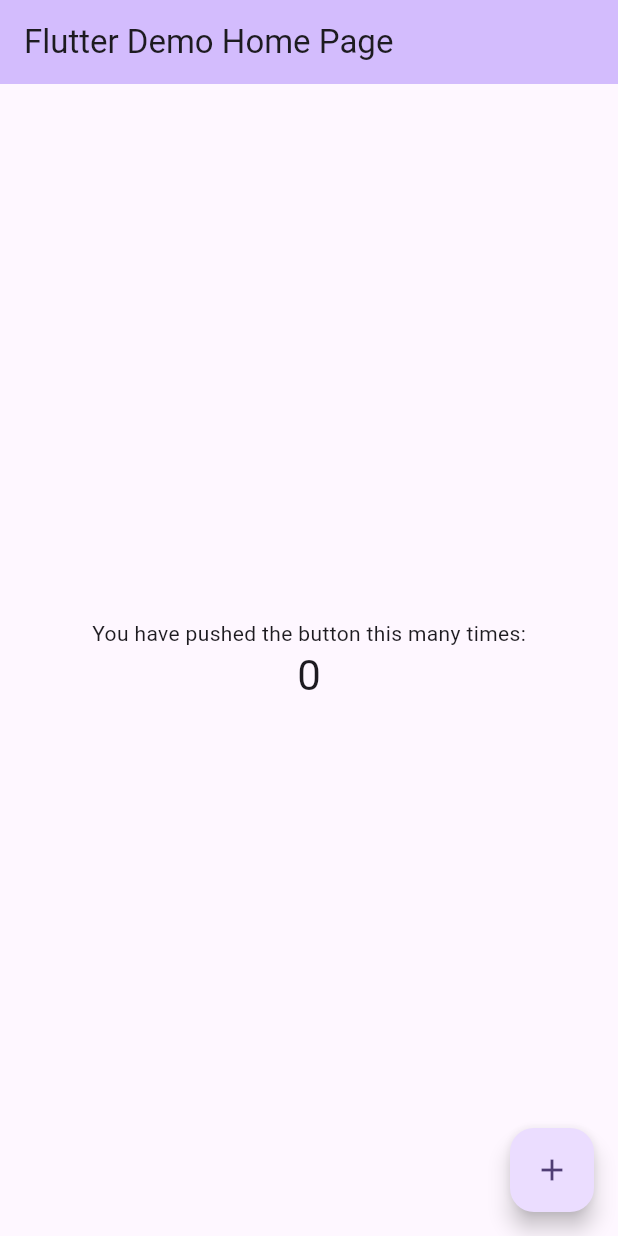
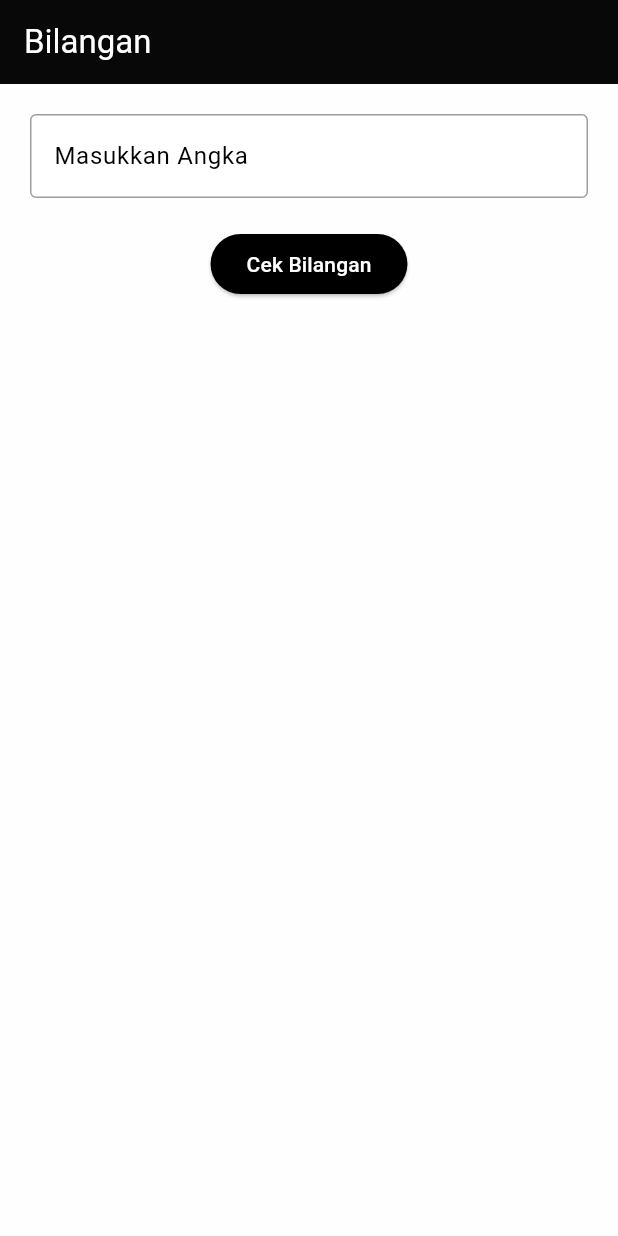
Before and after one commit to ReynardAdimas/TPM_Tugas2, a Flutter app: the screen it shows after launch, on a phone screen of 412 x 824 dp. Run offline on Flutter 3.47's test engine with Material 3 defaults, Android fonts, the phone set to English and light mode, and no system bars.

Commit message:
Selesai membuat UI bilangan dan prima

```diff
--- a/lib/main.dart
+++ b/lib/main.dart
@@ -1,4 +1,5 @@
 import 'package:flutter/material.dart';
+import 'pages/bilangan_page.dart';
 
 void main() {
   runApp(const MyApp());
@@ -28,9 +29,9 @@ class MyApp extends StatelessWidget {
         //
         // This works for code too, not just values: Most code changes can be
         // tested with just a hot reload.
-        colorScheme: .fromSeed(seedColor: Colors.deepPurple),
+       colorScheme: ColorScheme.fromSeed(seedColor: Colors.deepPurple),
       ),
-      home: const MyHomePage(title: 'Flutter Demo Home Page'),
+      home: BilanganPage(),
     );
   }
 }
@@ -102,7 +103,7 @@ class _MyHomePageState extends State<MyHomePage> {
           // TRY THIS: Invoke "debug painting" (choose the "Toggle Debug Paint"
           // action in the IDE, or press "p" in the console), to see the
           // wireframe for each widget.
-          mainAxisAlignment: .center,
+          mainAxisAlignment: MainAxisAlignment.center,
           children: [
             const Text('You have pushed the button this many times:'),
             Text(
--- /dev/null
+++ b/lib/pages/bilangan_page.dart
@@ -0,0 +1,112 @@
+import 'package:flutter/material.dart';
+
+class BilanganPage extends StatefulWidget {
+  @override
+  _BilanganPageState createState() => _BilanganPageState();
+}
+
+class _BilanganPageState extends State<BilanganPage> {
+
+  TextEditingController angka = TextEditingController();
+  String hasil = "";
+
+  void cekBilangan() {
+
+    int? n = int.tryParse(angka.text);
+
+    // error handling kalau bukan angka
+    if (n == null) {
+      setState(() {
+        hasil = "Input harus berupa angka!";
+      });
+      return;
+    }
+
+    String ganjilGenap;
+    String prima;
+
+    // cek ganjil genap
+    if (n % 2 == 0) {
+      ganjilGenap = "Genap";
+    } else {
+      ganjilGenap = "Ganjil";
+    }
+
+    // cek prima
+    int pembagi = 0;
+
+    for (int i = 1; i <= n; i++) {
+      if (n % i == 0) {
+        pembagi++;
+      }
+    }
+
+    if (pembagi == 2) {
+      prima = "Bilangan Prima";
+    } else {
+      prima = "Bukan Bilangan Prima";
+    }
+
+    setState(() {
+      hasil = "Angka $n adalah $ganjilGenap dan $prima";
+    });
+  }
+
+  @override
+  Widget build(BuildContext context) {
+    return Scaffold(
+      backgroundColor: const Color.fromARGB(255, 254, 254, 254), // monokrom background
+      appBar: AppBar(
+        title: Text("Bilangan", style: TextStyle(color: Colors.white),),
+        backgroundColor: const Color.fromARGB(255, 8, 8, 8),
+      ),
+      body: Padding(
+        padding: EdgeInsets.all(20),
+        child: Column(
+          children: [
+
+            TextField(
+              controller: angka,
+              keyboardType: TextInputType.number,
+              decoration: InputDecoration(
+                labelText: "Masukkan Angka",
+                labelStyle: TextStyle(color: Colors.black),
+                border: OutlineInputBorder(),
+                filled: true,
+                fillColor: Colors.white,
+
+                enabledBorder: OutlineInputBorder(
+      borderSide: BorderSide(color: Colors.grey),
+                     ),
+                 focusedBorder: OutlineInputBorder(
+      borderSide: BorderSide(color: Colors.black),
+                 ),
+              ),
+            ),
+
+            SizedBox(height: 20),
+
+            ElevatedButton(
+              onPressed: cekBilangan,
+              style: ElevatedButton.styleFrom(
+                backgroundColor: Colors.black,
+              ),
+              child: Text("Cek Bilangan", style: TextStyle(color: Colors.white),),
+            ),
+
+            SizedBox(height: 20),
+
+            Text(
+              hasil,
+              style: TextStyle(
+                fontSize: 18,
+                color: Colors.black,
+              ),
+            )
+
+          ],
+        ),
+      ),
+    );
+  }
+}
```
Also changed, not shown: pubspec.lock.
